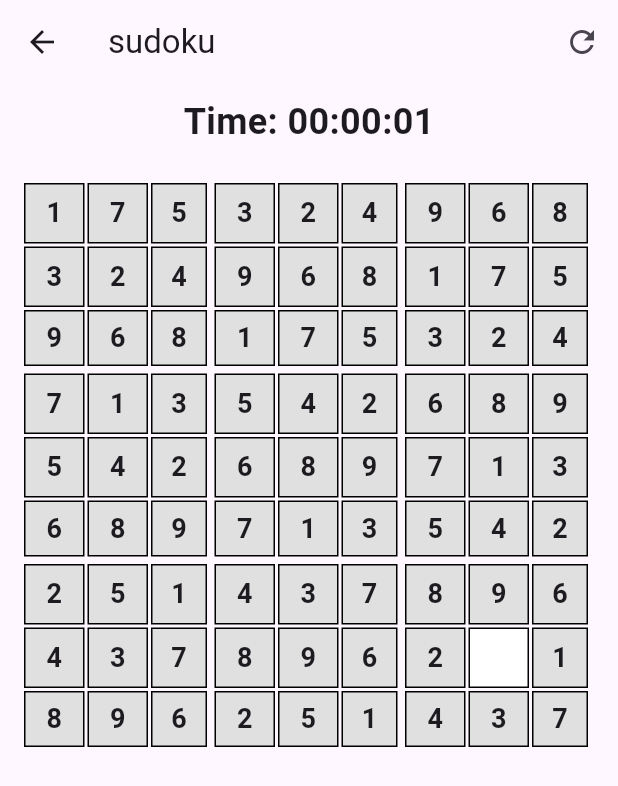
After one commit to kardeepakkumar/brain_games, a Flutter app: the screen it shows after launch, after a tap on "Sudoku", on a phone screen of 412 x 824 dp. The commit adds this screen. Shown: the top 786 px of the screen. Run offline on Flutter 3.47's test engine with Material 3 defaults, Android fonts, the phone set to English and light mode, and no system bars; our stand-ins replace hive, hive_flutter; accounts and stored records are empty.

Commit message:
sudoku extends abstract game

```diff
--- /dev/null
+++ b/lib/games/sudoku/sudoku.dart
@@ -0,0 +1,109 @@
+import 'dart:math';
+
+import 'package:brain_games/core/abstract_game.dart';
+
+class Sudoku extends Game{
+  final int _gridSize = 9;
+  final int _subGridSize = 3;
+  late List<List<int>> solutionGrid;
+  late List<List<int>> puzzleGrid;
+
+  Sudoku() {
+    solutionGrid = _generateFullGrid();
+    puzzleGrid = _generatePuzzleGrid(1);
+  }
+
+  List<List<int>> get getPuzzleGrid => puzzleGrid;
+  void setPuzzleGridVal(int val, int row, int col) {
+    puzzleGrid[row][col] = val;
+  }
+
+  List<List<int>> _generateFullGrid() {
+    List<List<int>> grid = List.generate(_gridSize, (_) => List.filled(_gridSize, 0));
+    _fillGrid(grid);
+    return grid;
+  }
+
+  List<List<int>> _generatePuzzleGrid(int emptyCells) {
+    List<List<int>> grid = _cloneGrid(solutionGrid);
+
+    for (int i = 0; i < emptyCells; i++) {
+      int row, col;
+      do {
+        row = Random().nextInt(_gridSize);
+        col = Random().nextInt(_gridSize);
+      } while (grid[row][col] == 0);
+
+      grid[row][col] = 0;
+    }
+
+    return grid;
+  }
+
+  List<List<int>> _cloneGrid(List<List<int>> grid) {
+    return grid.map<List<int>>((row) => List<int>.from(row)).toList();
+  }
+
+  bool _fillGrid(List<List<int>> grid) {
+    for (int row = 0; row < _gridSize; row++) {
+      for (int col = 0; col < _gridSize; col++) {
+        if (grid[row][col] == 0) {
+          List<int> numbers = List.generate(_gridSize, (index) => index + 1)..shuffle();
+
+          for (int num in numbers) {
+            if (_isValid(grid, row, col, num)) {
+              grid[row][col] = num;
+
+              if (_fillGrid(grid)) {
+                return true;
+              }
+
+              grid[row][col] = 0;
+            }
+          }
+
+          return false;
+        }
+      }
+    }
+
+    return true;
+  }
+
+  bool _isValid(List<List<int>> grid, int row, int col, int num) {
+    for (int i = 0; i < _gridSize; i++) {
+      if (grid[row][i] == num || grid[i][col] == num) return false;
+    }
+
+    int startRow = row - row % _subGridSize;
+    int startCol = col - col % _subGridSize;
+
+    for (int i = 0; i < _subGridSize; i++) {
+      for (int j = 0; j < _subGridSize; j++) {
+        if (grid[startRow + i][startCol + j] == num) return false;
+      }
+    }
+
+    return true;
+  }
+
+  @override
+  bool isGameOver() {
+    return false;
+  }
+
+  @override
+  bool isGameWon() {
+    return _areGridsEqual(puzzleGrid, solutionGrid);
+  }
+
+  bool _areGridsEqual(List<List<int>> grid1, List<List<int>> grid2) {
+    for (int i = 0; i < _gridSize; i++) {
+      for (int j = 0; j < _gridSize; j++) {
+        if (grid1[i][j] != grid2[i][j]) return false;
+      }
+    }
+    return true;
+  }
+
+}
--- /dev/null
+++ b/lib/games/sudoku/sudoku_page.dart
@@ -0,0 +1,116 @@
+import 'package:brain_games/core/abstract_game_page.dart';
+import 'package:flutter/material.dart';
+
+import 'package:brain_games/games/sudoku/sudoku.dart';
+
+class SudokuPage extends GamePage {
+  const SudokuPage({super.key});
+
+  @override
+  SudokuPageState createState() => SudokuPageState();
+
+}
+
+class SudokuPageState extends GamePageState {
+
+  @override
+  void initGame() {
+    setGameTitle = "sudoku";
+    setGame = Sudoku();
+  }
+
+  @override
+  SudokuPage gameBuilder() {
+    return const SudokuPage();
+  }
+
+  @override
+  Widget gameBoard() {
+    return _gameBoard();
+  }
+
+  Widget _gameBoard() {
+    if ((getGame as Sudoku).getPuzzleGrid.isEmpty) {
+      return const Center(child: CircularProgressIndicator());
+    }
+    else {
+      return _sudokuBody();
+    }
+  }
+
+  Widget _sudokuBody() {
+    return Flexible(
+      child: Padding(
+        padding: const EdgeInsets.all(16.0),
+        child: Column(children: [_sudokuGridDisplay()],),
+      ),
+    );
+  }
+
+  Expanded _sudokuGridDisplay() {
+    return Expanded(
+      child: GridView.builder(
+        gridDelegate: const SliverGridDelegateWithFixedCrossAxisCount(
+          crossAxisCount: 9,
+          childAspectRatio: 1.0,
+          mainAxisSpacing: 1.0,
+          crossAxisSpacing: 1.0,
+        ),
+        itemCount: 81,
+        itemBuilder: (context, index) {
+          int row = index ~/ 9;
+          int col = index % 9;
+          double mainSpacing = (row % 3 == 2) ? 4.0 : 1.0;
+          double crossSpacing = (col % 3 == 2) ? 4.0 : 1.0;
+
+          return Container(
+            margin: EdgeInsets.only(
+              bottom: mainSpacing,
+              right: crossSpacing,
+            ),
+            child: _buildCell(row, col),
+          );
+        },
+      ),
+    );
+  }
+
+  Widget _buildCell(int row, int col) {
+    return Container(
+      decoration: BoxDecoration(
+        border: Border.all(color: Colors.black),
+        color: (getGame as Sudoku).getPuzzleGrid[row][col] == 0 ? Colors.white : Colors.grey.shade300,
+      ),
+      child: (getGame as Sudoku).getPuzzleGrid[row][col] == 0
+          ? TextField(
+              textAlign: TextAlign.center,
+              keyboardType: TextInputType.number,
+              maxLength: 1,
+              decoration: const InputDecoration(
+                counterText: '',
+                border: InputBorder.none,
+              ),
+              onChanged: (value) => _onCellChanged(row, col, value),
+            )
+          : Center(
+              child: Text(
+                (getGame as Sudoku).getPuzzleGrid[row][col].toString(),
+                style: const TextStyle(fontSize: 18, fontWeight: FontWeight.bold),
+              ),
+            ),
+    );
+  }
+
+  void _onCellChanged(int row, int col, String value) {
+    int? input = int.tryParse(value);
+    if (input != null && input > 0 && input <= 9) {
+      setState(() {
+        (getGame as Sudoku).setPuzzleGridVal(input, row, col);
+        if (isGameEnded()) {
+          handleGameEnd();
+        }
+      });
+    }
+  }
+
+}
--- a/lib/views/main_page.dart
+++ b/lib/views/main_page.dart
@@ -3,7 +3,7 @@ import 'package:flutter/material.dart';
 
 import '../games/memory_match/game_memory_match_page.dart';
 import 'stats_main_page.dart';
-import 'package:brain_games/games/sudoku/game_sudoku_page.dart';
+import 'package:brain_games/games/sudoku/sudoku_page.dart';
 
 class MainPage extends StatelessWidget {
   const MainPage({super.key});
@@ -32,7 +32,7 @@ class MainPage extends StatelessWidget {
     children: [
       viewStatsPageButton(context),
       gameListTile(context, '2048', const Game2048Page()),
-      gameListTile(context, 'Sudoku', const GameSudokuPage()),
+      gameListTile(context, 'Sudoku', const SudokuPage()),
       gameListTile(context, 'Memory Match', const GameMemoryMatchPage()),
     ],
   );
```
Also changed, not shown: lib/games/sudoku/game.dart (deleted, +0 -71 lines), lib/games/sudoku/game_sudoku_page.dart (deleted, +0 -173 lines).
